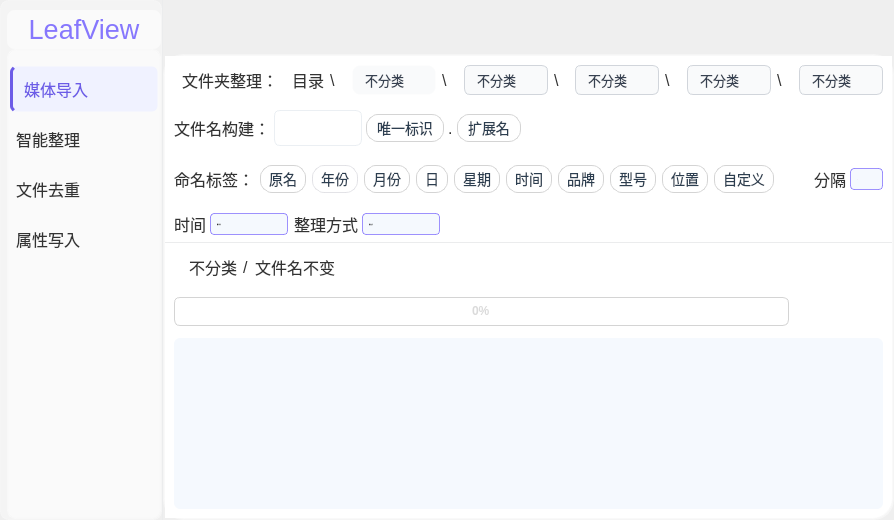
Old version of the form Ui_MainWindow.ui in the repository YangShengzhou03/LeafSort.
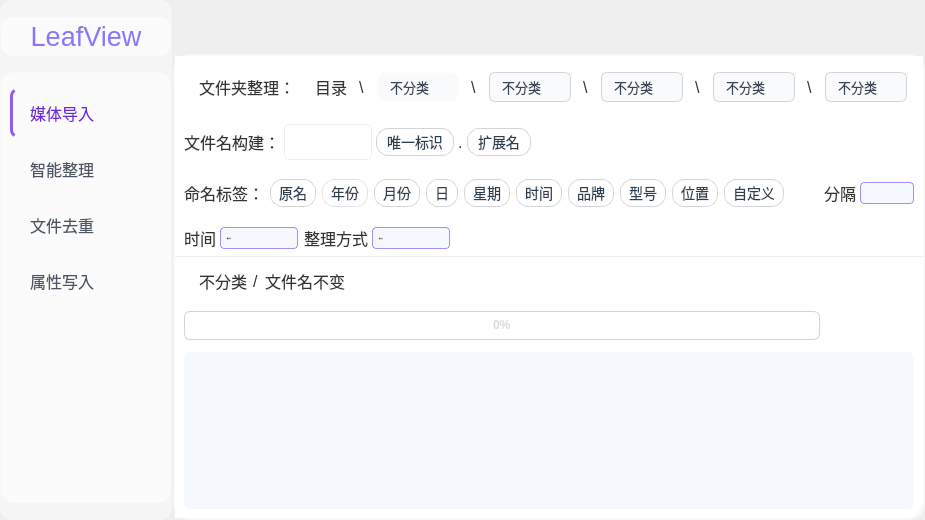
New version of the form. The open tabs and pages were chosen to show the change. Icons and pictures are not drawn.

Patch:
```diff
--- a/Ui_MainWindow.ui
+++ b/Ui_MainWindow.ui
@@ -6,7 +6,7 @@
    <rect>
     <x>0</x>
     <y>0</y>
-    <width>894</width>
+    <width>925</width>
     <height>520</height>
    </rect>
   </property>
@@ -37,14 +37,14 @@
 background: qlineargradient(
     spread:pad, x1:0, y1:0, x2:1, y2:1,
     stop:0 rgba(255, 255, 255, 255),
-    stop:0.5 rgba(249, 250, 251, 255),
-    stop:1 rgba(243, 244, 246, 255)
+    stop:0.5 rgba(251, 252, 253, 255),
+    stop:1 rgba(248, 249, 250, 255)
 );
 border:none;
-border-radius:12px;
-box-shadow: 0 8px 32px rgba(0, 0, 0, 0.06), 
-            0 2px 8px rgba(0, 0, 0, 0.04),
-            inset 0 1px 0 rgba(255, 255, 255, 0.8);
+border-radius:16px;
+box-shadow: 0 12px 40px rgba(0, 0, 0, 0.08), 
+            0 4px 12px rgba(0, 0, 0, 0.04),
+            inset 0 1px 0 rgba(255, 255, 255, 0.9);
 }</string>
       </property>
       <property name="frameShape">
@@ -79,33 +79,33 @@
          </property>
          <property name="maximumSize">
           <size>
-           <width>162</width>
+           <width>240</width>
            <height>16777215</height>
           </size>
          </property>
          <property name="styleSheet">
-          <string notr="true">background: rgba(255, 255, 255, 80);
-background-blur: 12px;
-border: 1px solid rgba(255, 255, 255, 50);
-backdrop-filter: blur(12px);
-border-radius: 8px;
+          <string notr="true">background: rgba(255, 255, 255, 90);
+background-blur: 16px;
+border: 1px solid rgba(255, 255, 255, 70);
+backdrop-filter: blur(16px);
+border-radius: 12px;
 </string>
          </property>
          <layout class="QVBoxLayout" name="layoutSidebar" stretch="0,9">
           <property name="spacing">
-           <number>0</number>
+           <number>16</number>
           </property>
           <property name="leftMargin">
-           <number>6</number>
+           <number>0</number>
           </property>
           <property name="topMargin">
-           <number>9</number>
+           <number>16</number>
           </property>
           <property name="rightMargin">
            <number>0</number>
           </property>
           <property name="bottomMargin">
-           <number>0</number>
+           <number>16</number>
           </property>
           <item>
            <widget class="QFrame" name="sidebarLogo">
@@ -205,25 +205,25 @@
               <rect>
                <x>0</x>
                <y>0</y>
-               <width>152</width>
-               <height>464</height>
+               <width>159</width>
+               <height>425</height>
               </rect>
              </property>
              <layout class="QVBoxLayout" name="layoutSidebarContent">
               <property name="spacing">
-               <number>12</number>
+               <number>8</number>
               </property>
               <property name="leftMargin">
-               <number>0</number>
+               <number>4</number>
               </property>
               <property name="topMargin">
-               <number>12</number>
+               <number>8</number>
               </property>
               <property name="rightMargin">
-               <number>0</number>
+               <number>4</number>
               </property>
               <property name="bottomMargin">
-               <number>0</number>
+               <number>8</number>
               </property>
               <item>
                <widget class="QListWidget" name="listNavigationMenu">
@@ -259,21 +259,21 @@
     show-decoration-selected: 1;
     background-color: rgba(0, 0, 0, 0);
     border: none;
-    border-radius: 8px;
-    padding: 2px;
+    border-radius: 12px;
+    padding: 4px;
     outline: 0;
     font-family: 'Segoe UI', 'Microsoft YaHei', sans-serif;
 }
 
 QListView::item {
     background-color: transparent;
-    padding: 10px 2px;
-    margin: 2px 0;
-    border-radius: 6px;
-    color: #333333;
+    padding: 12px 16px;
+    margin: 3px 0;
+    border-radius: 8px;
+    color: #4b5563;
     font-size: 14px;
     border: 1px solid transparent;
-    transition: all 0.2s ease;
+    transition: all 0.3s cubic-bezier(0.4, 0, 0.2, 1);
 }
 
 QListView::item:hover {
@@ -284,12 +284,16 @@
 }
 
 QListView::item:selected {
-    background-color: #f0f2ff;
-    color: #6c5ce7;
-    font-weight: 500;
-    border-left: 3px solid #6c5ce7;
-    padding-left: 8px;
-    box-shadow: 0 3px 8px rgba(108, 92, 231, 0.15);
+    background: qlineargradient(
+        spread:pad, x1:0, y1:0, x2:1, y2:0,
+        stop:0 rgba(139, 92, 246, 0.15),
+        stop:1 rgba(139, 92, 246, 0.05)
+    );
+    color: #6d28d9;
+    font-weight: 600;
+    border-left: 3px solid #8b5cf6;
+    padding-left: 14px;
+    box-shadow: 0 4px 16px rgba(139, 92, 246, 0.12);
 }
 
 QListView::item:selected:hover {
@@ -297,7 +301,7 @@
 }
 
 QListView::item:disabled {
-    color: #adb5bd;
+    color: #9ca3af;
     background-color: transparent;
 }
 
@@ -308,15 +312,17 @@
 
 QScrollBar:vertical {
     border: none;
-    background: #f1f1f1;
-    width: 10px;
-    margin: 0;
+    background: #f3f4f6;
+    width: 6px;
+    margin: 4px;
+    border-radius: 3px;
 }
 
 QScrollBar::handle:vertical {
-    background: #d1d1d1;
-    min-height: 20px;
-    border-radius: 5px;
+    background: #cbd5e1;
+    min-height: 24px;
+    border-radius: 3px;
+    transition: background 0.2s ease;
 }
 
 QScrollBar::handle:vertical:hover {
@@ -336,8 +342,8 @@
                 </property>
                 <property name="iconSize">
                  <size>
-                  <width>22</width>
-                  <height>22</height>
+                  <width>24</width>
+                  <height>24</height>
                  </size>
                 </property>
                 <property name="currentRow">
@@ -455,18 +461,18 @@
             <property name="styleSheet">
              <string notr="true">QFrame{
 background: qlineargradient(
-spread:pad, x1:0, y1:0, x2:1, y2:1,
-stop:0 rgba(134, 119, 253, 255),
-stop:0.3 rgba(119, 111, 252, 255),
-stop:0.7 rgba(108, 92, 231, 255),
-stop:1 rgba(94, 73, 210, 255)
+spread:pad, x1:0, y1:0, x2:1, y2:0,
+stop:0 rgba(139, 92, 246, 255),
+stop:0.3 rgba(124, 58, 237, 255),
+stop:0.7 rgba(107, 33, 168, 255),
+stop:1 rgba(91, 33, 182, 255)
 );
 border-top-left-radius:0px;
-border-top-right-radius:12px;
+border-top-right-radius:16px;
 border-bottom-right-radius:0px;
 border-bottom-left-radius:0px;
-box-shadow: 0 4px 20px rgba(108, 92, 231, 0.4),
-            inset 0 1px 0 rgba(255, 255, 255, 0.2);
+box-shadow: 0 6px 24px rgba(139, 92, 246, 0.45),
+            inset 0 1px 0 rgba(255, 255, 255, 0.25);
 }</string>
             </property>
             <property name="frameShape">
@@ -533,7 +539,17 @@
                <property name="styleSheet">
                 <string notr="true">image: url(resources/img/头标/头标-银色标准会员.svg);
 background-color: rgba(0, 0, 0,0);
-border-radius:0px;</string>
+border-radius:12px;
+padding: 4px;
+transition: all 0.3s cubic-bezier(0.4, 0, 0.2, 1);
+image-rendering: smooth;
+}
+
+QWidget:hover {
+    transform: scale(1.05);
+    background-color: rgba(139, 92, 246, 0.1);
+}
+</string>
                </property>
               </widget>
              </item>
@@ -554,10 +570,10 @@
                <property name="styleSheet">
                 <string notr="true">QToolButton {
     border: none;
-    padding: 4px;
-    border-radius: 12px;
+    padding: 8px;
+    border-radius: 16px;
     background: rgba(255, 255, 255, 0);
-    transition: all 0.2s cubic-bezier(0.34, 1.56, 0.64, 1);
+    transition: all 0.25s cubic-bezier(0.4, 0, 0.2, 1);
 }
 
 QToolButton:hover {
@@ -672,9 +688,10 @@
                <property name="styleSheet">
                 <string notr="true">QToolButton {
     border: none;
-	padding: 4px;
-	border-radius: 12px;
+	padding: 8px;
+	border-radius: 16px;
     background-color: rgba(255, 255, 255, 0);
+    transition: all 0.2s ease;
 }
 
 QToolButton:hover {
@@ -694,8 +711,8 @@
                </property>
                <property name="iconSize">
                 <size>
-                 <width>14</width>
-                 <height>14</height>
+                 <width>16</width>
+                 <height>16</height>
                 </size>
                </property>
               </widget>
@@ -717,9 +734,10 @@
                <property name="styleSheet">
                 <string notr="true">QToolButton {
     border: none;
-	padding: 4px;
-	border-radius: 12px;
+	padding: 8px;
+	border-radius: 16px;
     background-color: rgba(255, 255, 255, 0);
+    transition: all 0.2s ease;
 }
 
 QToolButton:hover {
@@ -739,8 +757,8 @@
                </property>
                <property name="iconSize">
                 <size>
-                 <width>14</width>
-                 <height>14</height>
+                 <width>16</width>
+                 <height>16</height>
                 </size>
                </property>
               </widget>
@@ -762,9 +780,10 @@
                <property name="styleSheet">
                 <string notr="true">QToolButton {
     border: none;
-	padding: 4px;
-	border-radius: 12px;
+	padding: 8px;
+	border-radius: 16px;
     background-color: rgba(255, 255, 255, 0);
+    transition: all 0.2s ease;
 }
 
 QToolButton:hover {
@@ -784,8 +803,8 @@
                </property>
                <property name="iconSize">
                 <size>
-                 <width>14</width>
-                 <height>14</height>
+                 <width>16</width>
+                 <height>16</height>
                 </size>
                </property>
               </widget>
@@ -795,13 +814,20 @@
           </item>
           <item>
            <widget class="QFrame" name="mainContentFrame">
+            <property name="sizePolicy">
+             <sizepolicy hsizetype="Expanding" vsizetype="Expanding">
+              <horstretch>1</horstretch>
+              <verstretch>1</verstretch>
+             </sizepolicy>
+            </property>
             <property name="styleSheet">
-             <string notr="true">border-radius: 20px;
-background: rgba(255, 255, 255, 90);
-background-blur: 10px;
-border: 1px solid rgba(255, 255, 255, 60);
-backdrop-filter: blur(10px);
-box-shadow: 0 4px 16px rgba(0, 0, 0, 0.04);
+             <string notr="true">border-radius: 16px;
+background: rgba(255, 255, 255, 95);
+background-blur: 16px;
+border: 1px solid rgba(255, 255, 255, 80);
+backdrop-filter: blur(16px);
+box-shadow: 0 6px 20px rgba(0, 0, 0, 0.06);
+transition: all 0.3s cubic-bezier(0.4, 0, 0.2, 1);
 </string>
             </property>
             <property name="frameShape">
@@ -1342,19 +1368,19 @@
                      </property>
                      <layout class="QHBoxLayout" name="layoutClassificationHeader">
                       <property name="spacing">
-                       <number>6</number>
+                       <number>12</number>
                       </property>
                       <property name="leftMargin">
-                       <number>9</number>
+                       <number>16</number>
                       </property>
                       <property name="topMargin">
-                       <number>9</number>
+                       <number>16</number>
                       </property>
                       <property name="rightMargin">
-                       <number>9</number>
+                       <number>16</number>
                       </property>
                       <property name="bottomMargin">
-                       <number>9</number>
+                       <number>16</number>
                       </property>
                       <item>
                        <widget class="QLabel" name="lblClassification">
```
Left out of the diff: 59 changed lines with no effect on the pictures.
